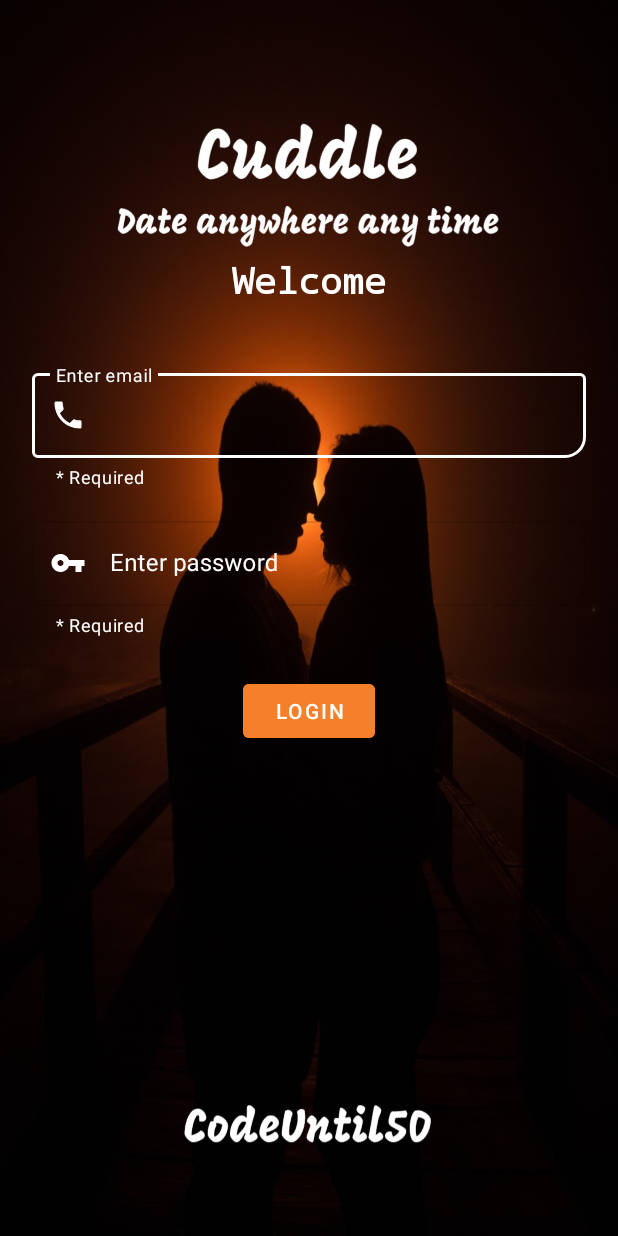
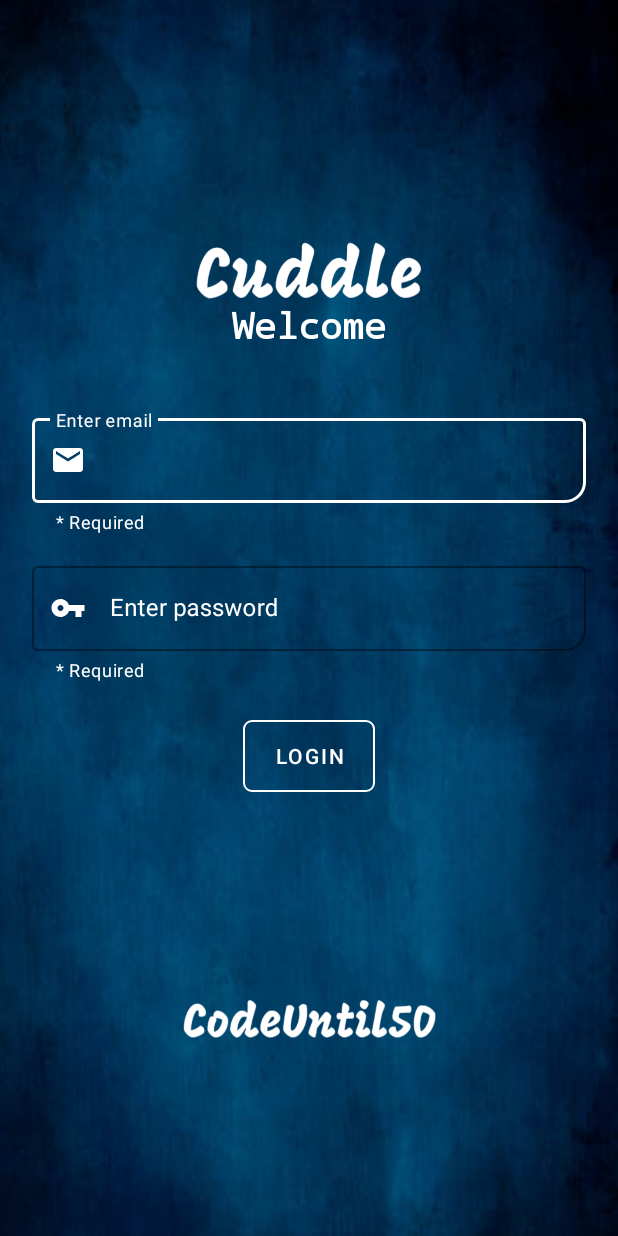
Before and after one commit to AmanKothari20/codeUntil50, an Android app: the screen it shows after launch (LogInActivity), on a phone screen of 412 x 824 dp. Run offline under Robolectric (Android 15) with nearby library versions, the phone set to English and light mode, and no system bars.

Commit message:
background improved and added signUp UI

```diff
--- a/app/build.gradle
+++ b/app/build.gradle
@@ -28,6 +28,9 @@ android {
         sourceCompatibility JavaVersion.VERSION_1_8
         targetCompatibility JavaVersion.VERSION_1_8
     }
+    dataBinding{
+        enabled = true
+    }
 }
 
 dependencies {
--- a/app/src/main/java/com/bitaam/cuddle/LogInActivity.java
+++ b/app/src/main/java/com/bitaam/cuddle/LogInActivity.java
@@ -6,6 +6,8 @@ import android.os.Bundle;
 
 public class LogInActivity extends AppCompatActivity {
 
+
+
     @Override
     protected void onCreate(Bundle savedInstanceState) {
         super.onCreate(savedInstanceState);
--- a/app/src/main/res/drawable/background.xml
+++ b/app/src/main/res/drawable/background.xml
@@ -1,14 +1,15 @@
 <?xml version="1.0" encoding="utf-8"?>
 <shape xmlns:android="http://schemas.android.com/apk/res/android">
     <stroke
-        android:width="3dp"
-        android:color="#ffffff" />
+        android:width="1dp"
+        android:color="#ffffff"
+        />
+    <corners android:radius="5dp" />
 
-    <corners android:radius="20dp" />
 
     <gradient
         android:angle="270"
-        android:centerColor="#A6A9E8"
-        android:endColor="#A6A9E8"
-        android:startColor="#A6A9E8" />
+        android:centerColor="@android:color/transparent"
+        android:endColor="@android:color/transparent"
+        android:startColor="@android:color/transparent" />
 </shape>
--- a/app/src/main/res/drawable/flash_drawable.xml
+++ b/app/src/main/res/drawable/flash_drawable.xml
@@ -9,7 +9,7 @@
             android:layout_width="wrap_content"
             android:layout_height="wrap_content"
             android:scaleType="center"
-            android:src="@drawable/cuddle_fl1"/>
+            android:src="@drawable/cuddle_fl"/>
     </item>
 
 </layer-list>
--- a/app/src/main/res/layout/activity_log_in.xml
+++ b/app/src/main/res/layout/activity_log_in.xml
@@ -4,23 +4,23 @@
     android:layout_width="match_parent"
     android:layout_height="match_parent"
     xmlns:app="http://schemas.android.com/apk/res-auto"
-    android:background="@drawable/cuddle_fl"
+    android:background="@drawable/cuddle_fl1"
     android:forceDarkAllowed="false"
     tools:context=".LogInActivity">
 
 
     <TextView
         android:id="@+id/title"
+        android:layout_width="match_parent"
+        android:layout_height="wrap_content"
+        android:layout_marginTop="200dp"
+        android:layout_marginBottom="30dp"
         android:text="Welcome"
+        android:textAlignment="center"
         android:textColor="@android:color/white"
         android:textSize="24sp"
         android:textStyle="bold"
-        android:layout_marginTop="170dp"
-        android:layout_marginBottom="30dp"
-        android:typeface="monospace"
-        android:textAlignment="center"
-        android:layout_width="match_parent"
-        android:layout_height="wrap_content"/>
+        android:typeface="monospace" />
 
     <com.google.android.material.textfield.TextInputLayout
         android:id="@+id/nameInput"
@@ -77,10 +77,10 @@
         app:endIconTint="@android:color/white"
         app:startIconTint="@android:color/white"
         android:layout_below="@+id/nameInput"
-        app:startIconDrawable="@drawable/ic_baseline_local_phone_24">
+        app:startIconDrawable="@drawable/ic_email_black_24dp">
 
         <com.google.android.material.textfield.TextInputEditText
-            android:id="@+id/phone_input"
+            android:id="@+id/email_input"
             android:textColor="@android:color/white"
             android:layout_width="match_parent"
             android:layout_height="wrap_content"
@@ -89,14 +89,14 @@
     </com.google.android.material.textfield.TextInputLayout>
 
     <com.google.android.material.textfield.TextInputLayout
-        android:id="@+id/otpInput"
+        android:id="@+id/pass_input"
         style="@style/Widget.MaterialComponents.TextInputLayout.OutlinedBox"
         android:layout_width="match_parent"
         android:layout_height="wrap_content"
         android:layout_marginStart="16dp"
         android:layout_marginTop="5dp"
         android:layout_marginEnd="16dp"
-        android:enabled="false"
+        android:enabled="true"
         android:hint="Enter password"
         app:boxCornerRadiusBottomEnd="14dp"
         android:padding="5dp"
@@ -122,23 +122,25 @@
     </com.google.android.material.textfield.TextInputLayout>
 
     <LinearLayout
+        android:layout_width="wrap_content"
+        android:layout_height="wrap_content"
+        android:layout_below="@id/pass_input"
+        android:layout_centerHorizontal="true"
+        android:backgroundTint="@color/teal_200"
         android:orientation="vertical"
-        android:layout_centerHorizontal="true"
-        android:layout_below="@id/otpInput"
-        android:padding="10dp"
-        android:layout_width="wrap_content"
-        android:layout_height="wrap_content">
+        android:padding="10dp">
 
         <Button
             android:id="@+id/submitOtpBtn"
+            android:layout_width="wrap_content"
+            android:layout_height="wrap_content"
+            android:layout_gravity="center_horizontal"
+            android:layout_margin="10dp"
+            android:background="@drawable/background"
+
+            android:enabled="true"
             android:text="Login"
-            android:backgroundTint="#F58029"
-            android:layout_margin="10dp"
-            android:enabled="true"
-            android:layout_gravity="center_horizontal"
-            android:textColor="@android:color/white"
-            android:layout_width="wrap_content"
-            android:layout_height="wrap_content"/>
+            android:textColor="@android:color/white" />
 
 
     </LinearLayout>
--- a/app/src/main/res/values-night/themes.xml
+++ b/app/src/main/res/values-night/themes.xml
@@ -2,15 +2,38 @@
     <!-- Base application theme. -->
     <style name="Theme.Cuddle" parent="Theme.MaterialComponents.DayNight.DarkActionBar">
         <!-- Primary brand color. -->
-        <item name="colorPrimary">@color/purple_200</item>
-        <item name="colorPrimaryVariant">@color/purple_700</item>
+        <item name="colorPrimary">@color/colorDark</item>
+        <item name="colorPrimaryVariant">@color/teal_700</item>
         <item name="colorOnPrimary">@color/black</item>
-        <!-- Secondary brand color. -->
+        <item name="colorAccent">@color/teal_700</item>
+
+        <!--  Secondary brand color.  -->
         <item name="colorSecondary">@color/teal_200</item>
-        <item name="colorSecondaryVariant">@color/teal_200</item>
+        <item name="colorSecondaryVariant">#90B8B4</item>
         <item name="colorOnSecondary">@color/black</item>
-        <!-- Status bar color. -->
-        <item name="android:statusBarColor" tools:targetApi="l">?attr/colorPrimaryVariant</item>
-        <!-- Customize your theme here. -->
+        <item name="android:windowBackground">@android:color/white</item>
+        <!--  Status bar color.  -->
+        <item name="android:statusBarColor" tools:targetApi="l">@color/black</item>
+        <!--  Customize your theme here.  -->
+        <item name="actionModeBackground">@color/item_selecter_color</item>
+        <item name="android:textColor">@android:color/black</item>
+        <item name="windowActionModeOverlay">true</item>
+
     </style>
+
+    <style name="FullscreenTheme" parent="AppTheme">
+        <item name="android:actionBarStyle">@style/FullscreenActionBarStyle</item>
+        <item name="android:windowActionBarOverlay">true</item>
+        <item name="android:windowBackground">@null</item>
+
+    </style>
+
+    <style name="FullscreenActionBarStyle" parent="Widget.AppCompat.ActionBar">
+        <item name="android:background">@color/black_overlay</item>
+    </style>
+
+    <style name="AppTheme.CenterAnimation">
+        <item name="android:windowBackground">@drawable/flash_drawable</item>
+    </style>
+
 </resources>
--- a/app/src/main/res/values/themes.xml
+++ b/app/src/main/res/values/themes.xml
@@ -3,7 +3,7 @@
     <style name="AppTheme" parent="Theme.MaterialComponents.Light.NoActionBar">
         <!-- Customize your theme here. -->
         <!--  Primary brand color.  -->
-        <item name="colorPrimary">@color/teal_200</item>
+        <item name="colorPrimary">@color/colorDark</item>
         <item name="colorPrimaryVariant">@color/teal_700</item>
         <item name="colorOnPrimary">@color/black</item>
         <item name="colorAccent">@color/teal_700</item>
--- a/gradle.properties
+++ b/gradle.properties
@@ -16,3 +16,4 @@ org.gradle.jvmargs=-Xmx2048m -Dfile.encoding=UTF-8
 # https://developer.android.com/topic/libraries/support-library/androidx-rn
 android.useAndroidX=true
 android.enableJetifier=true
+android.enableJetifier=true
```
Also changed, not shown: app/src/main/res/layout/activity_sign_up.xml (+151 -3 lines), app/src/main/res/drawable/background.jpg (deleted).
